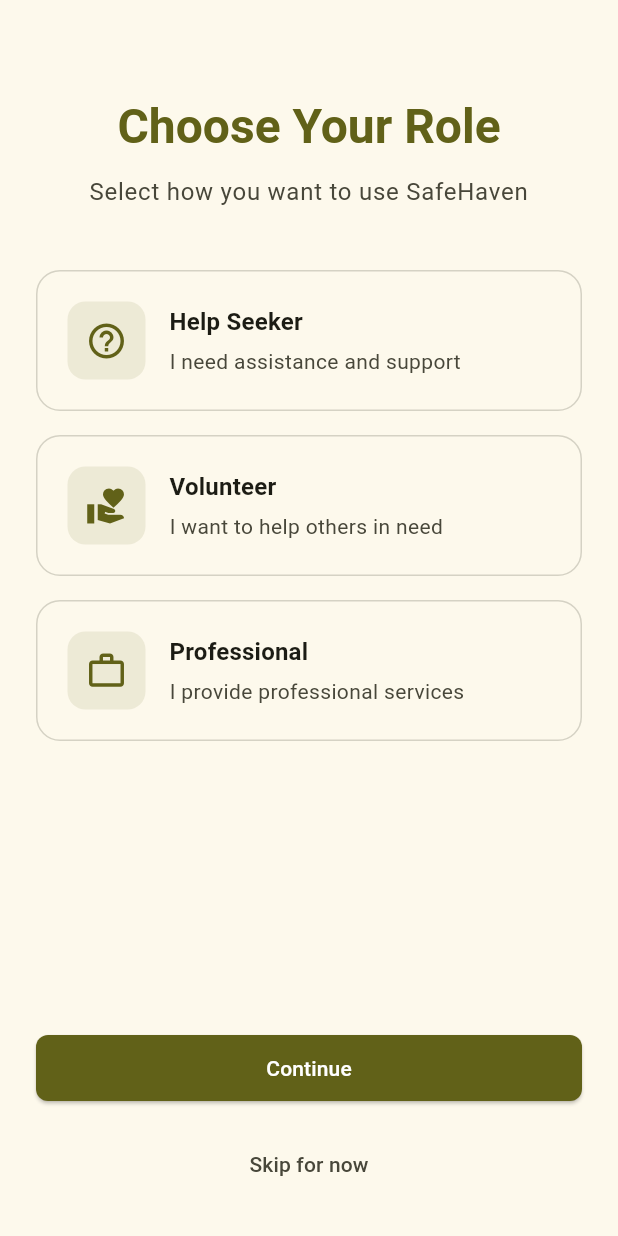
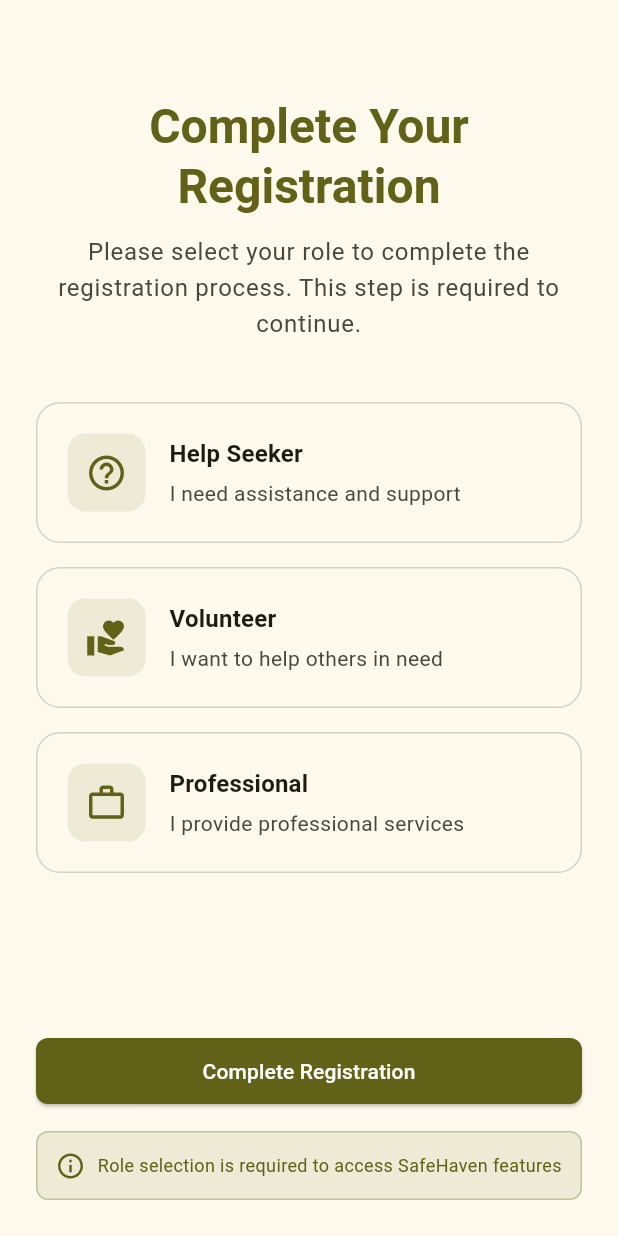
Before and after one commit to sheemasyed02/SafeHaven, a Flutter app: the RoleSelectionScreen screen opened directly, on a phone screen of 412 x 824 dp. Run offline on Flutter 3.47's test engine with Material 3 defaults, Android fonts, the phone set to English and light mode, and no system bars; our stand-ins replace flutter_map, flutter_riverpod, latlong2, supabase_flutter; missing offline and left inert: onesignal_flutter; accounts and stored records are empty.

Commit message:
Updated role selection

```diff
--- a/lib/screens/auth/login_screen.dart
+++ b/lib/screens/auth/login_screen.dart
@@ -86,8 +86,8 @@
           // Show success message for signup and navigate to role selection
           _showSuccessDialog(
             title: 'Account Created!',
-            message: 'Your account has been created successfully! Please select your role to continue.',
-            actionLabel: 'Continue',
+            message: 'Your account has been created successfully! You must now select your role to complete registration.',
+            actionLabel: 'Select Role',
             onAction: () {
               Navigator.of(context).pushReplacement(
                 MaterialPageRoute(
@@ -102,12 +102,22 @@
         // Check if signin was successful
         final authState = ref.read(authProvider);
         if (authState.user != null && mounted) {
-          // Navigate to home for existing users
-          Navigator.of(context).pushReplacement(
-            MaterialPageRoute(
-              builder: (context) => const HomeScreen(),
-            ),
-          );
+          // Check if user has a role assigned
+          if (authState.user!.role == null || authState.user!.role!.isEmpty) {
+            // User exists but no role assigned - redirect to role selection
+            Navigator.of(context).pushReplacement(
+              MaterialPageRoute(
+                builder: (context) => const RoleSelectionScreen(),
+              ),
+            );
+          } else {
+            // User has a role - navigate to home
+            Navigator.of(context).pushReplacement(
+              MaterialPageRoute(
+                builder: (context) => const HomeScreen(),
+              ),
+            );
+          }
         }
       }
     } catch (e) {
--- a/lib/screens/auth/role_selection_screen.dart
+++ b/lib/screens/auth/role_selection_screen.dart
@@ -1,5 +1,6 @@
 import 'package:flutter/material.dart';
 import 'package:flutter_riverpod/flutter_riverpod.dart';
+import '../../services/auth_provider.dart';
 import '../../widgets/custom_button.dart';
 import '../home_screen.dart';
 
@@ -34,12 +35,10 @@
     });
 
     try {
-      // TODO: Save user role to Supabase user profile
-      // await ref.read(authProvider.notifier).updateUserRole(_selectedRole!);
-
-      // For now, just navigate to home screen
-      await Future.delayed(const Duration(milliseconds: 500)); // Simulate API call
-
+      final roleValue = _selectedRole == UserRole.helpSeeker ? 'customer'
+        : _selectedRole == UserRole.volunteer ? 'provider'
+        : 'provider';
+      await ref.read(authProvider.notifier).updateUserRole(roleValue);
       if (mounted) {
         Navigator.of(context).pushReplacement(
           MaterialPageRoute(
@@ -50,10 +49,7 @@
     } catch (e) {
       if (mounted) {
         ScaffoldMessenger.of(context).showSnackBar(
-          SnackBar(
-            content: Text('Failed to set role: ${e.toString()}'),
-            backgroundColor: Colors.red,
-          ),
+          SnackBar(content: Text('Failed to set role: ${e.toString()}'), backgroundColor: Colors.red),
         );
       }
     } finally {
@@ -69,7 +65,18 @@
   Widget build(BuildContext context) {
     final theme = Theme.of(context);
 
-    return Scaffold(
+    return WillPopScope(
+      onWillPop: () async {
+        // Prevent back navigation - role selection is mandatory
+        ScaffoldMessenger.of(context).showSnackBar(
+          SnackBar(
+            content: const Text('Please complete role selection to continue'),
+            backgroundColor: theme.colorScheme.primary,
+          ),
+        );
+        return false;
+      },
+      child: Scaffold(
       body: SafeArea(
         child: Padding(
           padding: const EdgeInsets.all(24.0),
@@ -80,7 +87,7 @@
 
               // Header
               Text(
-                'Choose Your Role',
+                'Complete Your Registration',
                 style: theme.textTheme.headlineLarge?.copyWith(
                   fontWeight: FontWeight.bold,
                   color: theme.colorScheme.primary,
@@ -89,7 +96,7 @@
               ),
               const SizedBox(height: 12),
               Text(
-                'Select how you want to use SafeHaven',
+                'Please select your role to complete the registration process. This step is required to continue.',
                 style: theme.textTheme.bodyLarge?.copyWith(
                   color: theme.colorScheme.onSurfaceVariant,
                 ),
@@ -186,32 +193,47 @@
               // Continue button
               const SizedBox(height: 24),
               CustomButton(
-                text: _isLoading ? 'Setting up...' : 'Continue',
+                text: _isLoading ? 'Setting up...' : 'Complete Registration',
                 onPressed: (_selectedRole == null || _isLoading) ? () {} : _continueWithRole,
                 backgroundColor: theme.colorScheme.primary,
               ),
+
+              // Info text
               const SizedBox(height: 16),
-
-              // Skip for now button
-              TextButton(
-                onPressed: _isLoading ? null : () {
-                  Navigator.of(context).pushReplacement(
-                    MaterialPageRoute(
-                      builder: (context) => const HomeScreen(),
+              Container(
+                padding: const EdgeInsets.all(12),
+                decoration: BoxDecoration(
+                  color: theme.colorScheme.primary.withOpacity(0.1),
+                  borderRadius: BorderRadius.circular(8),
+                  border: Border.all(
+                    color: theme.colorScheme.primary.withOpacity(0.3),
+                  ),
+                ),
+                child: Row(
+                  children: [
+                    Icon(
+                      Icons.info_outline,
+                      color: theme.colorScheme.primary,
+                      size: 20,
                     ),
-                  );
-                },
-                child: Text(
-                  'Skip for now',
-                  style: TextStyle(
-                    color: theme.colorScheme.onSurfaceVariant,
-                  ),
+                    const SizedBox(width: 8),
+                    Expanded(
+                      child: Text(
+                        'Role selection is required to access SafeHaven features',
+                        style: TextStyle(
+                          color: theme.colorScheme.primary,
+                          fontSize: 12,
+                        ),
+                      ),
+                    ),
+                  ],
                 ),
               ),
             ],
           ),
         ),
       ),
+      ),
     );
   }
 }
```
Also changed, not shown: lib/services/auth_provider.dart (+44 -0 lines).
